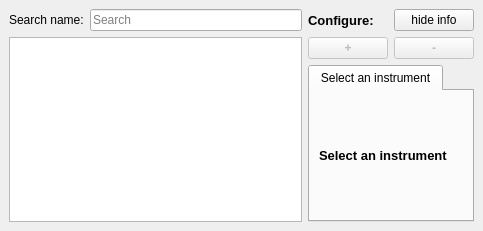
First picture: the form in nomad_camels/gui/instrument_config.ui, repository FAU-LAP/NOMAD-CAMELS, before the edit.
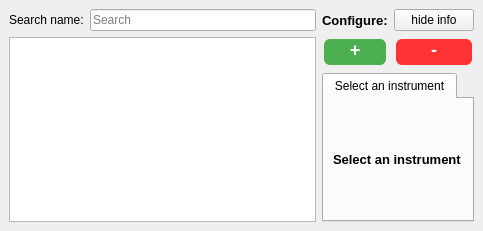
Second picture: the form after the edit.

Commit message: Update device_installer.ui and device_installer.py added color to buttons

```diff
--- a/nomad_camels/gui/instrument_config.ui
+++ b/nomad_camels/gui/instrument_config.ui
@@ -29,10 +29,16 @@
    <item row="1" column="0" rowspan="2" colspan="2">
     <widget class="QTableWidget" name="tableWidget_instruments"/>
    </item>
-   <item row="0" column="1">
-    <widget class="QLineEdit" name="lineEdit_search">
-     <property name="placeholderText">
-      <string>Search</string>
+   <item row="0" column="3">
+    <widget class="QLabel" name="label_config">
+     <property name="font">
+      <font>
+       <pointsize>10</pointsize>
+       <bold>true</bold>
+      </font>
+     </property>
+     <property name="text">
+      <string>Configure:</string>
      </property>
     </widget>
    </item>
@@ -41,32 +47,48 @@
      <property name="enabled">
       <bool>false</bool>
      </property>
+     <property name="maximumSize">
+      <size>
+       <width>8999</width>
+       <height>16777215</height>
+      </size>
+     </property>
      <property name="font">
       <font>
-       <pointsize>9</pointsize>
-       <weight>75</weight>
+       <pointsize>-1</pointsize>
        <bold>true</bold>
+       <underline>false</underline>
+       <strikeout>false</strikeout>
       </font>
      </property>
+     <property name="styleSheet">
+      <string notr="true">QPushButton {
+                                background-color:  #FF3333; 
+                                color: white; 
+                                border: none; 
+                                padding: 0px; 
+                                padding-bottom: 5px;
+                                text-align: center; 
+                                text-decoration: none; 
+                                font-size: 18px; 
+                                margin: 2px 2px; 
+                                border-radius: 6px;
+								font-weight: bold;
+                            }
+
+            QPushButton:hover {
+                background-color: #B22222;
+            }</string>
+     </property>
      <property name="text">
       <string>-</string>
      </property>
     </widget>
    </item>
-   <item row="1" column="3">
-    <widget class="QPushButton" name="pushButton_add">
-     <property name="enabled">
-      <bool>false</bool>
-     </property>
-     <property name="font">
-      <font>
-       <pointsize>9</pointsize>
-       <weight>75</weight>
-       <bold>true</bold>
-      </font>
-     </property>
+   <item row="0" column="4">
+    <widget class="QPushButton" name="pushButton_info">
      <property name="text">
-      <string>+</string>
+      <string>hide info</string>
      </property>
     </widget>
    </item>
@@ -77,6 +99,13 @@
      </property>
     </widget>
    </item>
+   <item row="0" column="1">
+    <widget class="QLineEdit" name="lineEdit_search">
+     <property name="placeholderText">
+      <string>Search</string>
+     </property>
+    </widget>
+   </item>
    <item row="2" column="3" colspan="2">
     <widget class="QTabWidget" name="config_tabs">
      <property name="currentIndex">
@@ -98,24 +127,46 @@
      </widget>
     </widget>
    </item>
-   <item row="0" column="3">
-    <widget class="QLabel" name="label_config">
+   <item row="1" column="3">
+    <widget class="QPushButton" name="pushButton_add">
+     <property name="enabled">
+      <bool>false</bool>
+     </property>
+     <property name="maximumSize">
+      <size>
+       <width>1000</width>
+       <height>16777215</height>
+      </size>
+     </property>
      <property name="font">
       <font>
-       <pointsize>10</pointsize>
-       <weight>75</weight>
+       <pointsize>-1</pointsize>
        <bold>true</bold>
+       <underline>false</underline>
+       <strikeout>false</strikeout>
       </font>
      </property>
-     <property name="text">
-      <string>Configure:</string>
+     <property name="styleSheet">
+      <string notr="true">QPushButton {
+                                background-color: #4CAF50; 
+                                color: white; 
+                                border: none; 
+                                padding: 0px; 
+                                padding-bottom: 5px;
+                                text-align: center; 
+                                text-decoration: none; 
+                                font-size: 18px; 
+                                margin: 2px 2px; 
+                                border-radius: 6px;
+								font-weight: bold;
+                            }
+
+                            QPushButton:hover {
+                                background-color: #45a049;
+                            }</string>
      </property>
-    </widget>
-   </item>
-   <item row="0" column="4">
-    <widget class="QPushButton" name="pushButton_info">
      <property name="text">
-      <string>hide info</string>
+      <string>+</string>
      </property>
     </widget>
    </item>
```
The commit also changes 5 other files.
